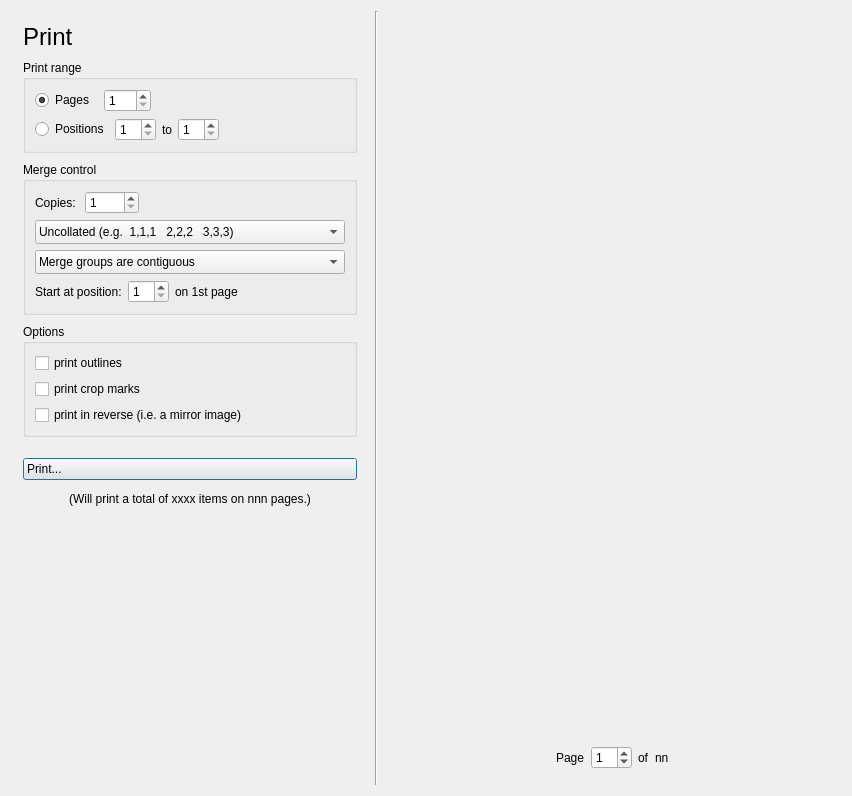
Above: glabels/ui/PrintView.ui from jimevins/glabels-qt before the change. Below: the same form after it.
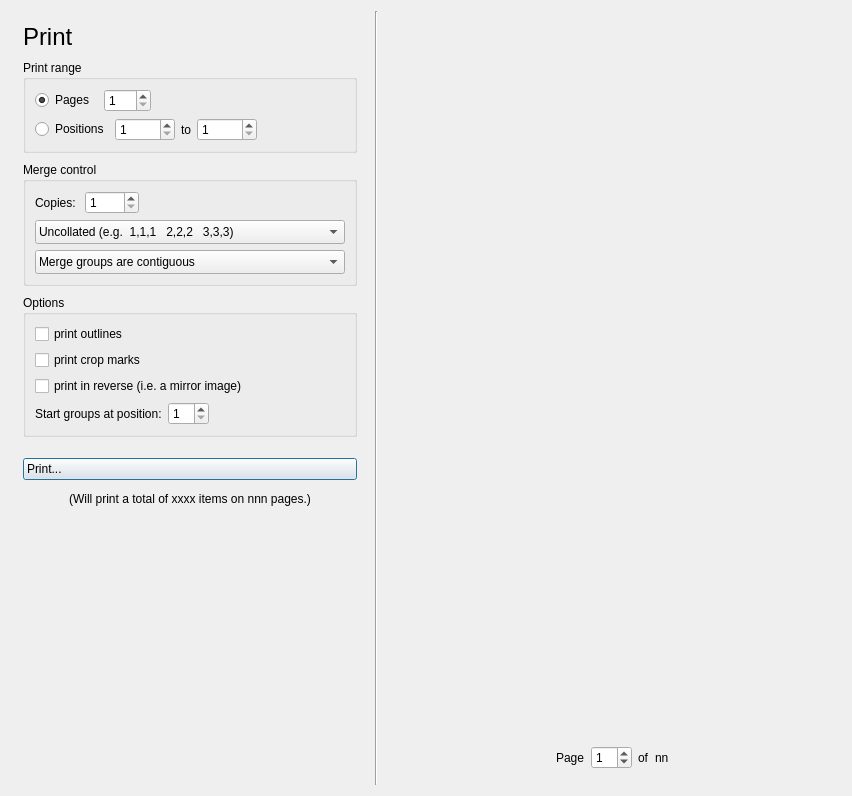
That is the form after the change. Icons and pictures are not drawn. Custom widgets are drawn as their Qt base class.

Commit message: Fleshed out new PrintView functionality.

```diff
--- a/glabels/ui/PrintView.ui
+++ b/glabels/ui/PrintView.ui
@@ -141,11 +141,20 @@
           <item>
            <widget class="QSpinBox" name="printRangeStartPositionSpin">
             <property name="sizePolicy">
-             <sizepolicy hsizetype="Preferred" vsizetype="Fixed">
+             <sizepolicy hsizetype="Fixed" vsizetype="Fixed">
               <horstretch>0</horstretch>
               <verstretch>0</verstretch>
              </sizepolicy>
             </property>
+            <property name="minimumSize">
+             <size>
+              <width>60</width>
+              <height>0</height>
+             </size>
+            </property>
+            <property name="alignment">
+             <set>Qt::AlignLeading|Qt::AlignLeft|Qt::AlignVCenter</set>
+            </property>
             <property name="minimum">
              <number>1</number>
             </property>
@@ -161,11 +170,17 @@
           <item>
            <widget class="QSpinBox" name="printRangeLastPositionSpin">
             <property name="sizePolicy">
-             <sizepolicy hsizetype="Preferred" vsizetype="Fixed">
+             <sizepolicy hsizetype="Fixed" vsizetype="Fixed">
               <horstretch>0</horstretch>
               <verstretch>0</verstretch>
              </sizepolicy>
             </property>
+            <property name="minimumSize">
+             <size>
+              <width>60</width>
+              <height>0</height>
+             </size>
+            </property>
             <property name="minimum">
              <number>1</number>
             </property>
@@ -195,62 +210,6 @@
         <string>Merge control</string>
        </property>
        <layout class="QGridLayout" name="gridLayout">
-        <item row="13" column="0">
-         <layout class="QHBoxLayout" name="horizontalLayout_4">
-          <item>
-           <widget class="QLabel" name="label_2">
-            <property name="sizePolicy">
-             <sizepolicy hsizetype="Minimum" vsizetype="Preferred">
-              <horstretch>0</horstretch>
-              <verstretch>0</verstretch>
-             </sizepolicy>
-            </property>
-            <property name="text">
-             <string>Start at position:</string>
-            </property>
-           </widget>
-          </item>
-          <item>
-           <widget class="QSpinBox" name="mergeStartPositionSpin">
-            <property name="sizePolicy">
-             <sizepolicy hsizetype="Minimum" vsizetype="Fixed">
-              <horstretch>0</horstretch>
-              <verstretch>0</verstretch>
-             </sizepolicy>
-            </property>
-            <property name="minimum">
-             <number>1</number>
-            </property>
-           </widget>
-          </item>
-          <item>
-           <widget class="QLabel" name="label_3">
-            <property name="sizePolicy">
-             <sizepolicy hsizetype="Minimum" vsizetype="Preferred">
-              <horstretch>0</horstretch>
-              <verstretch>0</verstretch>
-             </sizepolicy>
-            </property>
-            <property name="text">
-             <string>on 1st page</string>
-            </property>
-           </widget>
-          </item>
-          <item>
-           <spacer name="horizontalSpacer_2">
-            <property name="orientation">
-             <enum>Qt::Horizontal</enum>
-            </property>
-            <property name="sizeHint" stdset="0">
-             <size>
-              <width>40</width>
-              <height>20</height>
-             </size>
-            </property>
-           </spacer>
-          </item>
-         </layout>
-        </item>
         <item row="0" column="0">
          <layout class="QHBoxLayout" name="horizontalLayout_2">
           <property name="spacing">
@@ -377,7 +336,7 @@
         <string>Options</string>
        </property>
        <layout class="QGridLayout" name="gridLayout_4">
-        <item row="0" column="0">
+        <item row="1" column="0">
          <layout class="QVBoxLayout" name="verticalLayout">
           <item>
            <widget class="QCheckBox" name="printOutlinesCheck">
@@ -400,6 +359,63 @@
             </property>
            </widget>
           </item>
+          <item>
+           <widget class="QWidget" name="mergeOnlyOptions" native="true">
+            <layout class="QHBoxLayout" name="horizontalLayout_8">
+             <property name="leftMargin">
+              <number>0</number>
+             </property>
+             <property name="topMargin">
+              <number>0</number>
+             </property>
+             <property name="rightMargin">
+              <number>0</number>
+             </property>
+             <property name="bottomMargin">
+              <number>0</number>
+             </property>
+             <item>
+              <widget class="QLabel" name="label_2">
+               <property name="sizePolicy">
+                <sizepolicy hsizetype="Minimum" vsizetype="Preferred">
+                 <horstretch>0</horstretch>
+                 <verstretch>0</verstretch>
+                </sizepolicy>
+               </property>
+               <property name="text">
+                <string>Start groups at position:</string>
+               </property>
+              </widget>
+             </item>
+             <item>
+              <widget class="QSpinBox" name="mergeStartPositionSpin">
+               <property name="sizePolicy">
+                <sizepolicy hsizetype="Minimum" vsizetype="Fixed">
+                 <horstretch>0</horstretch>
+                 <verstretch>0</verstretch>
+                </sizepolicy>
+               </property>
+               <property name="minimum">
+                <number>1</number>
+               </property>
+              </widget>
+             </item>
+             <item>
+              <spacer name="horizontalSpacer_2">
+               <property name="orientation">
+                <enum>Qt::Horizontal</enum>
+               </property>
+               <property name="sizeHint" stdset="0">
+                <size>
+                 <width>40</width>
+                 <height>20</height>
+                </size>
+               </property>
+              </spacer>
+             </item>
+            </layout>
+           </widget>
+          </item>
          </layout>
         </item>
        </layout>
```
Left out of the diff: 32 changed lines with no effect on the pictures. The commit also changes 8 other files.
